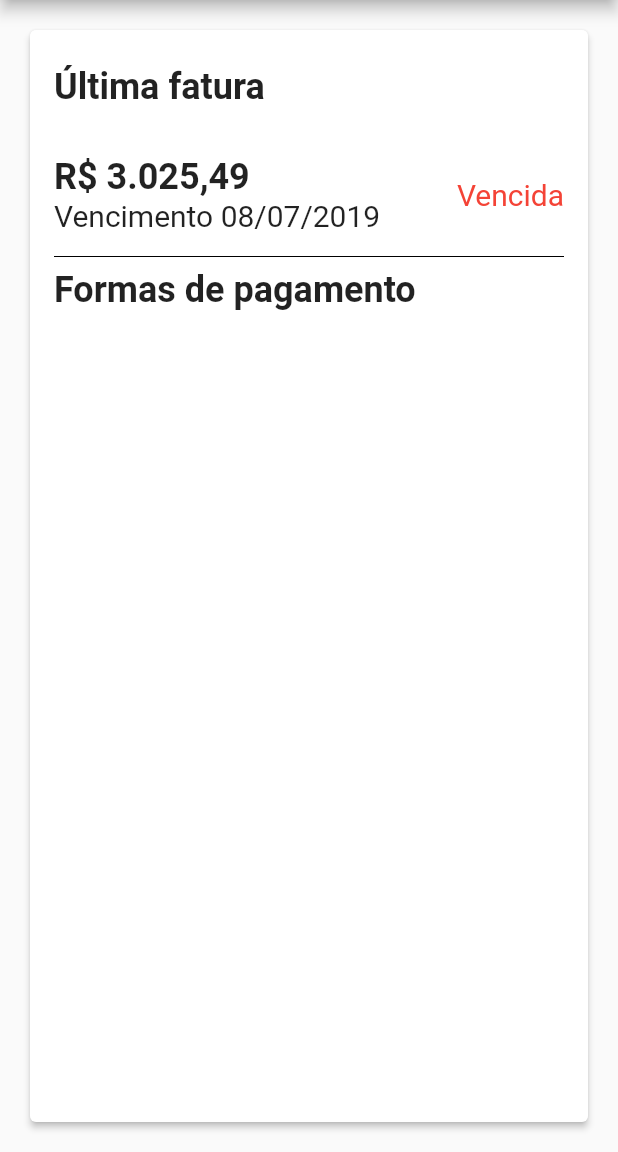
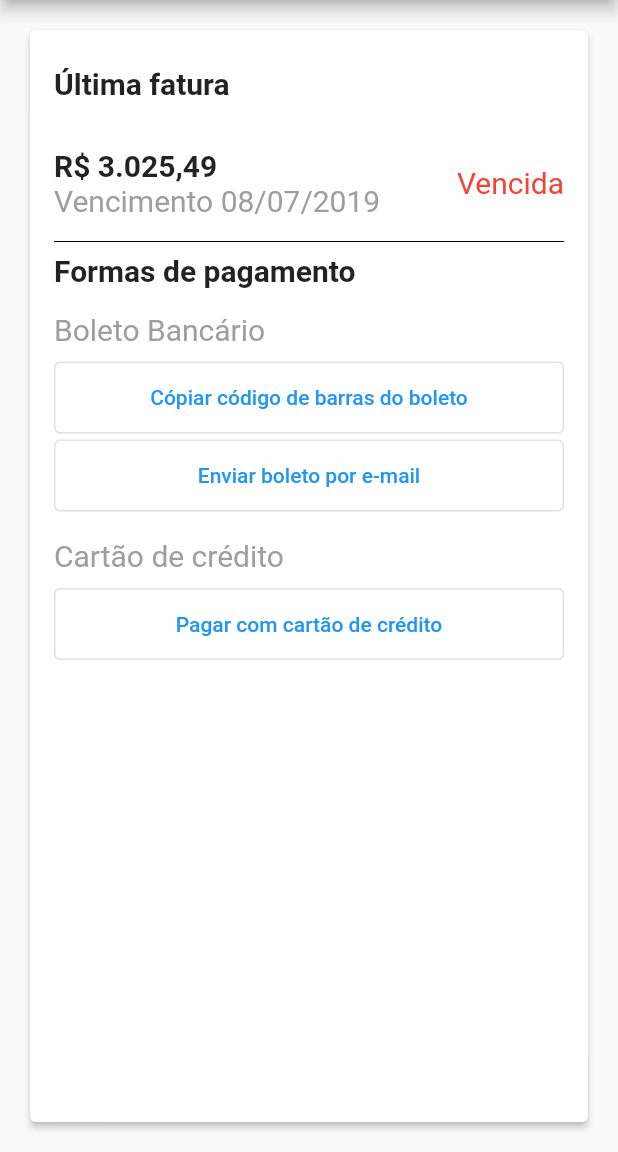
Before and after one commit to felipe72/flutter-training, a Flutter app: the screen it shows after launch, on a phone screen of 412 x 824 dp, the part 84-1236 px from its top. Run offline on Flutter 3.47's test engine with Material 2 defaults, Android fonts, the phone set to English and light mode, and no system bars.

Commit message:
Add payment options

```diff
--- a/lib/LastInvoice.dart
+++ b/lib/LastInvoice.dart
@@ -1,44 +1,21 @@
 import 'package:flutter/material.dart';
-import 'AlignLeftColumn.dart';
+import 'Commons.dart';
 
 class LastInvoice extends StatelessWidget {
   LastInvoice({Key key}) : super(key: key);
 
   @override
   Widget build(BuildContext context) {
-    final Widget title = Text(
-      'Última fatura',
-      style: TextStyle(fontSize: 24.0, fontWeight: FontWeight.bold),
-    );
-
-    final Widget priceAndDate = AlignLeftColumn(
-      children: [
-        Text(
-          'R\$ 3.025,49',
-          style: TextStyle(fontSize: 24.0, fontWeight: FontWeight.bold),
-        ),
-        Text(
-          'Vencimento 08/07/2019',
-          style: TextStyle(fontSize: 20.0),
-        ),
-      ],
-    );
-
-    final Widget pastDue = Text(
-      'Vencida',
-      style: TextStyle(fontSize: 20.0, color: Colors.red),
-    );
-
     return Container(
       padding: EdgeInsets.symmetric(vertical: 8.0),
       child: AlignLeftColumn(
         children: <Widget>[
-          title,
+          InvoiceTitle(),
           Container(
             padding: EdgeInsets.only(top: 32.0),
             child: Row(
               mainAxisAlignment: MainAxisAlignment.spaceBetween,
-              children: <Widget>[priceAndDate, pastDue],
+              children: <Widget>[PriceAndDate(), PastDue()],
             ),
           ),
         ],
@@ -46,3 +23,47 @@ class LastInvoice extends StatelessWidget {
     );
   }
 }
+
+class InvoiceTitle extends StatelessWidget {
+  InvoiceTitle({Key key}) : super(key: key);
+
+  @override
+  Widget build(BuildContext context) {
+    return Text(
+      'Última fatura',
+      style: TextStyle(fontSize: 20.0, fontWeight: FontWeight.bold),
+    );
+  }
+}
+
+class PriceAndDate extends StatelessWidget {
+  PriceAndDate({Key key}) : super(key: key);
+
+  @override
+  Widget build(BuildContext context) {
+    return AlignLeftColumn(
+      children: [
+        Text(
+          'R\$ 3.025,49',
+          style: TextStyle(fontSize: 20.0, fontWeight: FontWeight.bold),
+        ),
+        Text(
+          'Vencimento 08/07/2019',
+          style: TextStyle(fontSize: 20.0, color: Colors.grey),
+        ),
+      ],
+    );
+  }
+}
+
+class PastDue extends StatelessWidget {
+  PastDue({Key key}) : super(key: key);
+
+  @override
+  Widget build(BuildContext context) {
+    return Text(
+      'Vencida',
+      style: TextStyle(fontSize: 20.0, color: Colors.red),
+    );
+  }
+}
--- a/lib/PaymentOptions.dart
+++ b/lib/PaymentOptions.dart
@@ -1,20 +1,102 @@
 import 'package:flutter/material.dart';
-import 'AlignLeftColumn.dart';
+import 'Commons.dart';
 
 class PaymentOptions extends StatelessWidget {
   PaymentOptions({Key key}) : super(key: key);
 
   @override
   Widget build(BuildContext context) {
-    final Widget title = Text(
-      'Formas de pagamento',
-      style: TextStyle(fontSize: 24.0, fontWeight: FontWeight.bold),
-    );
-
     return AlignLeftColumn(
       children: [
-        title,
+        PaymentTitle(),
+        BankTicket(),
+        CreditCard(),
       ],
     );
   }
 }
+
+class PaymentTitle extends StatelessWidget {
+  PaymentTitle({Key key}) : super(key: key);
+
+  @override
+  Widget build(BuildContext context) {
+    return Text(
+      'Formas de pagamento',
+      style: TextStyle(fontSize: 20.0, fontWeight: FontWeight.bold),
+    );
+  }
+}
+
+class BankTicket extends StatelessWidget {
+  BankTicket({Key key}) : super(key: key);
+
+  void onPressed() {}
+
+  @override
+  Widget build(BuildContext context) {
+    final Widget copyBarCodeButton =
+        CustomButton('Cópiar código de barras do boleto');
+    final Widget sendMail = CustomButton('Enviar boleto por e-mail');
+
+    return AlignLeftColumn(
+      children: [
+        Container(
+          padding: EdgeInsets.only(top: 16, bottom: 8),
+          child: Text(
+            'Boleto Bancário',
+            style: TextStyle(fontSize: 20.0, color: Colors.grey),
+          ),
+        ),
+        copyBarCodeButton,
+        sendMail,
+      ],
+    );
+  }
+}
+
+class CreditCard extends StatelessWidget {
+  CreditCard({Key key}) : super(key: key);
+
+  @override
+  Widget build(BuildContext context) {
+    final Widget payWithCreditCard =
+        CustomButton('Pagar com cartão de crédito');
+
+    return AlignLeftColumn(
+      children: [
+        Container(
+          padding: EdgeInsets.only(top: 16, bottom: 8),
+          child: Text(
+            'Cartão de crédito',
+            style: TextStyle(fontSize: 20.0, color: Colors.grey),
+          ),
+        ),
+        payWithCreditCard,
+      ],
+    );
+  }
+}
+
+class CustomButton extends StatelessWidget {
+  CustomButton(this.data, {Key key}) : super(key: key);
+  final String data;
+
+  void onPressed() {}
+
+  @override
+  Widget build(BuildContext context) {
+    final Widget text = Center(child: Text(data));
+    return Container(
+      padding: EdgeInsets.symmetric(vertical: 2.0),
+      child: OutlinedButton(
+        onPressed: onPressed,
+        child: SizedBox(
+          height: 48,
+          width: double.infinity,
+          child: text,
+        ),
+      ),
+    );
+  }
+}
--- a/lib/main.dart
+++ b/lib/main.dart
@@ -1,5 +1,5 @@
 import 'package:flutter/material.dart';
-import 'AlignLeftColumn.dart';
+import 'Commons.dart';
 import 'PaymentOptions.dart';
 import 'LastInvoice.dart';
 
```
Also changed, not shown: lib/Commons.dart (renamed from lib/AlignLeftColumn.dart).
